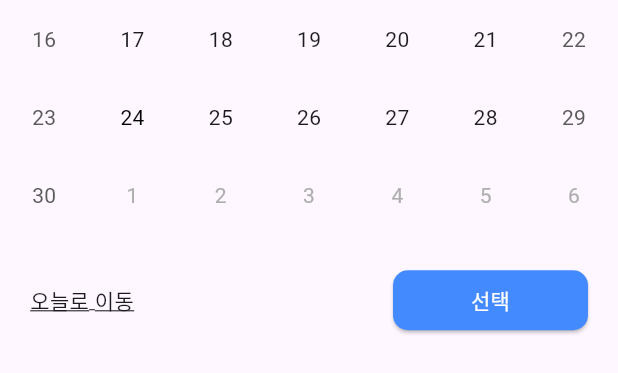
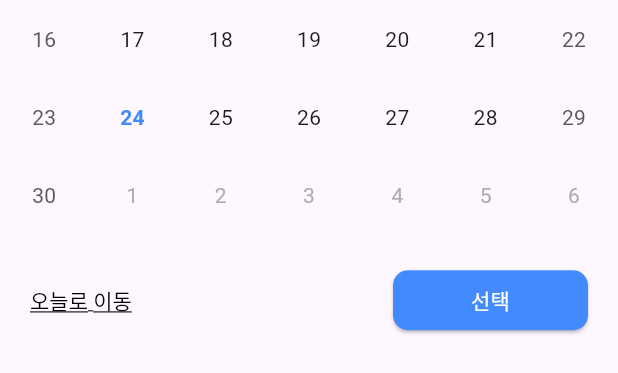
Before and after one commit to flutter-fantastic-crew/sk, a Flutter app: the RangeFullCalendarWidget widget shown alone on an empty page, opened directly, on a phone screen of 412 x 824 dp. Shown: the part 423-796 px from the top of the screen. Run offline on Flutter 3.47's test engine with Material 3 defaults, Android fonts, the phone set to English and light mode, and no system bars; drawn by our look-alikes of table_calendar; our stand-ins replace emoji_picker_flutter, font_awesome_flutter, go_router, percent_indicator.

Commit message:
refactor: 달력 UI 수정

```diff
--- a/lib/view_model/range_full_calendar_widget_view_model.dart
+++ b/lib/view_model/range_full_calendar_widget_view_model.dart
@@ -4,11 +4,14 @@ import 'package:intl/intl.dart';
 class RangeFullCalendarWidgetViewModel extends ChangeNotifier {
   DateTime? _rangeStartDay;
   DateTime? _rangeEndDay;
+  DateTime _focusDay = DateTime.now();
   String _rangeText = '';
 
   DateTime? get rangeStartDay => _rangeStartDay;
 
   DateTime? get rangeEndDay => _rangeEndDay;
+
+  DateTime get focusDay => _focusDay;
 
   String get rangeText => _rangeText;
 
@@ -22,6 +25,11 @@ class RangeFullCalendarWidgetViewModel extends ChangeNotifier {
     notifyListeners();
   }
 
+  void setFocusDay(DateTime focusDay) {
+    _focusDay = focusDay;
+    notifyListeners();
+  }
+
   void setRangeText(DateTime? startDay, DateTime? endDay) {
     if (startDay != null && endDay != null) {
       _rangeText =
--- a/lib/widget/range_full_calendar_widget.dart
+++ b/lib/widget/range_full_calendar_widget.dart
@@ -1,3 +1,4 @@
+import 'package:flutter/gestures.dart';
 import 'package:flutter/material.dart';
 import 'package:go_router/go_router.dart';
 import 'package:provider/provider.dart';
@@ -9,7 +10,6 @@ import '../view_model/add_plan_view_model.dart';
 class RangeFullCalendarWidget extends StatelessWidget {
   final DateTime _firstDay;
   final DateTime _lastDay;
-  final DateTime _focusedDay = DateTime.now();
 
   RangeFullCalendarWidget({
     Key? key,
@@ -28,6 +28,7 @@ class RangeFullCalendarWidget extends StatelessWidget {
       builder: (context, child) {
         return Consumer<RangeFullCalendarWidgetViewModel>(
           builder: (context, rangeFullCalendarWidgetViewModel, __) {
+            // print(rangeFullCalendarWidgetViewModel.focusDay);
             return FractionallySizedBox(
               heightFactor: 0.66,
               child: Scrollbar(
@@ -55,7 +56,8 @@ class RangeFullCalendarWidget extends StatelessWidget {
                                 rangeFullCalendarWidgetViewModel.rangeStartDay,
                             rangeEndDay:
                                 rangeFullCalendarWidgetViewModel.rangeEndDay,
-                            focusedDay: _focusedDay,
+                            focusedDay:
+                                rangeFullCalendarWidgetViewModel.focusDay,
                             calendarFormat: CalendarFormat.month,
                             rangeSelectionMode: RangeSelectionMode.toggledOn,
                             onRangeSelected: (start, end, focusedDay) {
@@ -74,21 +76,11 @@ class RangeFullCalendarWidget extends StatelessWidget {
                                 color: Colors.transparent,
                               ),
                               todayTextStyle: const TextStyle(
-                                color: Colors.black,
+                                color: Colors.blueAccent,
+                                fontWeight: FontWeight.bold,
                               ),
-                              rangeHighlightColor: Colors.blue.withOpacity(0.5),
-                              rangeStartDecoration: const BoxDecoration(
-                                color: Colors.blue,
-                                shape: BoxShape.circle,
-                              ),
-                              rangeEndDecoration: const BoxDecoration(
-                                color: Colors.blue,
-                                shape: BoxShape.circle,
-                              ),
-                              withinRangeDecoration: BoxDecoration(
-                                color: Colors.blue.withOpacity(0.2),
-                                shape: BoxShape.circle,
-                              ),
+                              rangeHighlightColor:
+                                  Colors.transparent.withOpacity(0.05),
                             ),
                             headerStyle: const HeaderStyle(
                               formatButtonVisible: false,
@@ -100,7 +92,7 @@ class RangeFullCalendarWidget extends StatelessWidget {
                                   child: Container(
                                     margin: const EdgeInsets.all(4.0),
                                     decoration: const BoxDecoration(
-                                      color: Colors.blue,
+                                      color: Colors.black,
                                       shape: BoxShape.circle,
                                     ),
                                     width: 36.0,
@@ -120,7 +112,7 @@ class RangeFullCalendarWidget extends StatelessWidget {
                                   child: Container(
                                     margin: const EdgeInsets.all(4.0),
                                     decoration: const BoxDecoration(
-                                      color: Colors.blue,
+                                      color: Colors.black,
                                       shape: BoxShape.circle,
                                     ),
                                     width: 36.0,
@@ -139,9 +131,8 @@ class RangeFullCalendarWidget extends StatelessWidget {
                                 return Center(
                                   child: Container(
                                     margin: const EdgeInsets.all(4.0),
-                                    decoration: BoxDecoration(
-                                      color: Colors.blue.withOpacity(0.2),
-                                      shape: BoxShape.circle,
+                                    decoration: const BoxDecoration(
+                                      color: Colors.transparent,
                                     ),
                                     width: 36.0,
                                     height: 36.0,
@@ -163,10 +154,18 @@ class RangeFullCalendarWidget extends StatelessWidget {
                           child: Row(
                             mainAxisAlignment: MainAxisAlignment.spaceBetween,
                             children: [
-                              const Text(
-                                '오늘로 이동',
-                                style: TextStyle(
-                                  decoration: TextDecoration.underline,
+                              RichText(
+                                text: TextSpan(
+                                  text: '오늘로 이동',
+                                  style: const TextStyle(
+                                    color: Colors.black,
+                                    decoration: TextDecoration.underline,
+                                  ),
+                                  recognizer: TapGestureRecognizer()
+                                    ..onTap = () {
+                                      rangeFullCalendarWidgetViewModel
+                                          .setFocusDay(DateTime.now());
+                                    },
                                 ),
                               ),
                               SizedBox(
@@ -202,17 +201,15 @@ class RangeFullCalendarWidget extends StatelessWidget {
                                     ),
                                   ),
                                   onPressed: () {
-                                    rangeFullCalendarWidgetViewModel
-                                        .setRangeText(
-                                            rangeFullCalendarWidgetViewModel
-                                                .rangeStartDay,
-                                            rangeFullCalendarWidgetViewModel
-                                                .rangeEndDay);
                                     context
                                         .read<AddPlanViewModel>()
-                                        .setRangeText(
+                                        .setStartDay(
                                             rangeFullCalendarWidgetViewModel
-                                                .rangeText);
+                                                .rangeStartDay);
+
+                                    context.read<AddPlanViewModel>().setEndDay(
+                                        rangeFullCalendarWidgetViewModel
+                                            .rangeEndDay);
                                     context.pop();
                                   },
                                   child: const Text('선택'),
```
